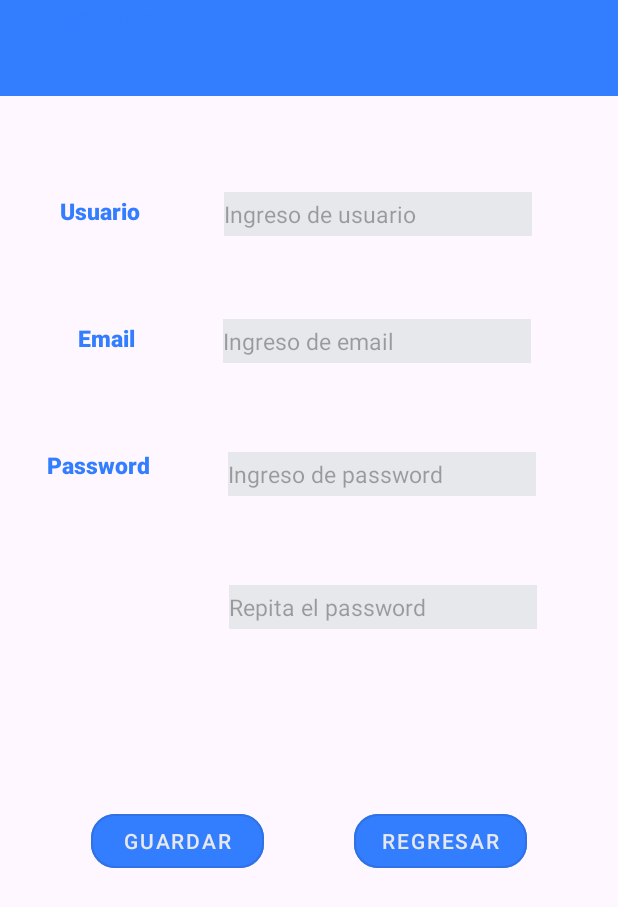
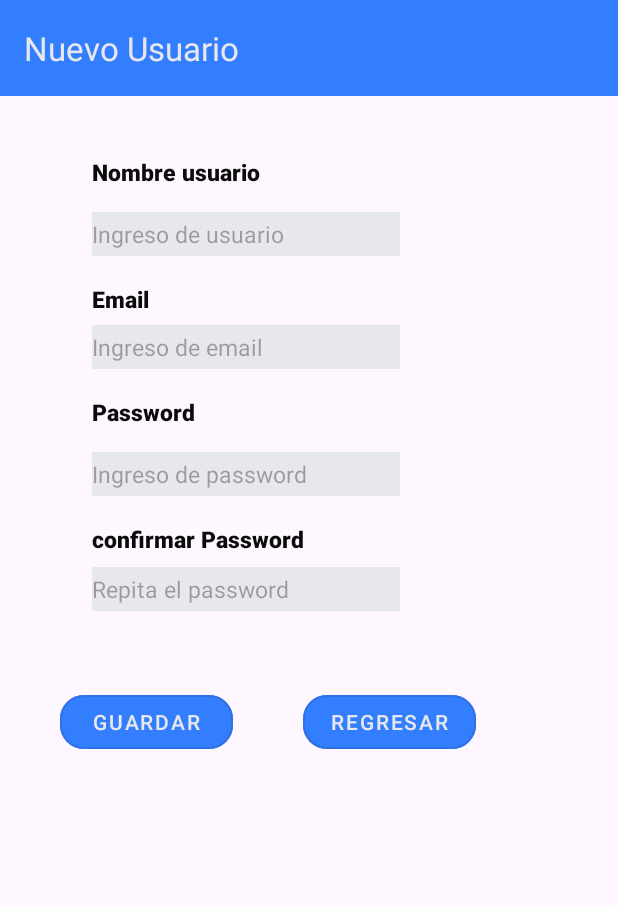
Before and after one commit to Victor120y/Victor120y-evaluacion-practica-1-DAM, an Android app: the RegistarActivity screen opened directly, with no data from a screen before it, on a phone screen of 412 x 824 dp. Shown: the top 907 px of the screen. Run offline under Robolectric (Android 15) with nearby library versions, the phone set to English and light mode, and no system bars.

Commit message:
agregando el titulo del toolbar nuevo usuario

```diff
--- a/app/src/main/java/com/example/tema3_5/RegistarActivity.java
+++ b/app/src/main/java/com/example/tema3_5/RegistarActivity.java
@@ -17,7 +17,13 @@ public class RegistarActivity extends AppCompatActivity {
         EdgeToEdge.enable(this);
         setContentView(R.layout.activity_registar);
 
+        // Configurar el Toolbar
+        Toolbar toolbar = findViewById(R.id.toolbar);
+        setSupportActionBar(toolbar);
 
+        if (getSupportActionBar() != null) {
+            getSupportActionBar().setTitle(R.string.register_activity_title); // Título desde strings.xml
+        }
 
         ViewCompat.setOnApplyWindowInsetsListener(findViewById(R.id.main), (v, insets) -> {
             Insets systemBars = insets.getInsets(WindowInsetsCompat.Type.systemBars());
--- a/app/src/main/res/layout/activity_registar.xml
+++ b/app/src/main/res/layout/activity_registar.xml
@@ -25,134 +25,119 @@
         android:id="@+id/lblUsername"
         android:layout_width="wrap_content"
         android:layout_height="29dp"
-        android:layout_marginStart="36dp"
-        android:layout_marginTop="66dp"
-        android:layout_marginEnd="52dp"
-        android:text="Usuario"
-        app:layout_constraintEnd_toStartOf="@+id/txtIngresoUsuario"
+        android:layout_marginStart="61dp"
+        android:layout_marginTop="40dp"
+        android:layout_marginBottom="17dp"
+        android:text="Nombre usuario"
+        android:textColor="#0B0B0B"
+        app:layout_constraintBottom_toTopOf="@+id/txtIngresoUsuario"
         app:layout_constraintStart_toStartOf="parent"
         app:layout_constraintTop_toBottomOf="@+id/toolbar" />
+
 
     <EditText
         android:id="@+id/txtIngresoUsuario"
         android:layout_width="205dp"
         android:layout_height="29dp"
-        android:layout_marginTop="64dp"
-        android:layout_marginEnd="53dp"
+        android:layout_marginStart="61dp"
+        android:layout_marginTop="8dp"
+        android:hint="Ingreso de usuario"
         android:inputType="text"
-        android:hint="Ingreso de usuario"
-        app:layout_constraintEnd_toEndOf="parent"
-        app:layout_constraintStart_toEndOf="@+id/lblUsername"
-        app:layout_constraintTop_toBottomOf="@+id/toolbar" />
+        app:layout_constraintStart_toStartOf="parent"
+        app:layout_constraintTop_toBottomOf="@+id/lblUsername" />
 
     <TextView
         android:id="@+id/lblUserEMail"
         android:layout_width="wrap_content"
         android:layout_height="20dp"
-        android:layout_marginStart="46dp"
-        android:layout_marginTop="55dp"
-        android:layout_marginEnd="52dp"
-        android:layout_marginBottom="65dp"
+        android:layout_marginStart="61dp"
+        android:layout_marginTop="18dp"
         android:text="Email"
-        app:layout_constraintBottom_toTopOf="@+id/lblpassword"
-        app:layout_constraintEnd_toStartOf="@+id/txtIngresoEmail"
+        android:textColor="#0B0B0B"
         app:layout_constraintStart_toStartOf="parent"
-        app:layout_constraintTop_toBottomOf="@+id/lblUsername" />
+        app:layout_constraintTop_toBottomOf="@+id/txtIngresoUsuario" />
 
     <EditText
         android:id="@+id/txtIngresoEmail"
         android:layout_width="205dp"
         android:layout_height="29dp"
-        android:layout_marginTop="55dp"
-        android:layout_marginEnd="52dp"
+        android:layout_marginStart="61dp"
+        android:layout_marginTop="8dp"
         android:ems="10"
         android:hint="Ingreso de email"
         android:inputType="textEmailAddress"
-        app:layout_constraintEnd_toEndOf="parent"
-        app:layout_constraintStart_toEndOf="@+id/lblUserEMail"
-        app:layout_constraintTop_toBottomOf="@+id/txtIngresoUsuario" />
-
+        app:layout_constraintStart_toStartOf="parent"
+        app:layout_constraintTop_toBottomOf="@+id/lblUserEMail" />
 
     <TextView
         android:id="@+id/lblpassword"
         android:layout_width="wrap_content"
         android:layout_height="29dp"
-        android:layout_marginStart="36dp"
-        android:layout_marginTop="140dp"
-        android:layout_marginEnd="52dp"
+        android:layout_marginStart="61dp"
+        android:layout_marginTop="18dp"
         android:text="Password"
-        app:layout_constraintEnd_toStartOf="@+id/txtIngresoPassword"
-        app:layout_constraintHorizontal_bias="0.0"
+        android:textColor="#0B0B0B"
         app:layout_constraintStart_toStartOf="parent"
-        app:layout_constraintTop_toBottomOf="@+id/lblUsername" />
+        app:layout_constraintTop_toBottomOf="@+id/txtIngresoEmail" />
+
 
     <EditText
         android:id="@+id/txtIngresoPassword"
         android:layout_width="205dp"
         android:layout_height="29dp"
-        android:layout_marginTop="144dp"
-        android:layout_marginEnd="59dp"
+        android:layout_marginStart="61dp"
+        android:layout_marginTop="8dp"
         android:hint="Ingreso de password"
         android:inputType="textPassword"
-        app:layout_constraintEnd_toEndOf="parent"
-        app:layout_constraintStart_toEndOf="@+id/lblpassword"
-        app:layout_constraintTop_toBottomOf="@+id/txtIngresoUsuario" />
+        app:layout_constraintStart_toStartOf="parent"
+        app:layout_constraintTop_toBottomOf="@+id/lblpassword" />
 
 
     <TextView
         android:id="@+id/lblpassword2"
         android:layout_width="wrap_content"
         android:layout_height="wrap_content"
-        android:layout_marginStart="36dp"
-        android:layout_marginEnd="52dp"
-        android:text="TextView"
-        app:layout_constraintEnd_toStartOf="@+id/txtIngresoPassword2"
+        android:layout_marginStart="61dp"
+        android:layout_marginTop="18dp"
+        android:text="confirmar Password"
+        android:textColor="#0B0B0B"
         app:layout_constraintStart_toStartOf="parent"
-        tools:layout_editor_absoluteY="389dp" />
+        app:layout_constraintTop_toBottomOf="@+id/txtIngresoPassword" />
 
     <EditText
         android:id="@+id/txtIngresoPassword2"
         android:layout_width="205dp"
         android:layout_height="29dp"
-        android:layout_marginTop="59dp"
-        android:layout_marginEnd="55dp"
+        android:layout_marginStart="61dp"
+        android:layout_marginTop="8dp"
         android:ems="10"
         android:hint="Repita el password"
         android:inputType="textPassword"
-        app:layout_constraintEnd_toEndOf="parent"
-        app:layout_constraintStart_toEndOf="@+id/lblpassword2"
-        app:layout_constraintTop_toBottomOf="@+id/txtIngresoPassword" />
-
+        app:layout_constraintStart_toStartOf="parent"
+        app:layout_constraintTop_toBottomOf="@+id/lblpassword2" />
 
     <Button
         android:id="@+id/btnRegresar"
         android:layout_width="115dp"
         android:layout_height="48dp"
-        android:layout_marginTop="160dp"
-        android:layout_marginEnd="50dp"
-        android:layout_marginBottom="193dp"
+        android:layout_marginTop="50dp"
+        android:layout_marginEnd="80dp"
         android:text="Regresar"
-        app:layout_constraintBottom_toBottomOf="parent"
         app:layout_constraintEnd_toEndOf="parent"
         app:layout_constraintStart_toEndOf="@+id/btnGuardar"
-        app:layout_constraintTop_toBottomOf="@+id/txtIngresoPassword" />
+        app:layout_constraintTop_toBottomOf="@+id/txtIngresoPassword2" />
 
     <Button
         android:id="@+id/btnGuardar"
         android:layout_width="115dp"
         android:layout_height="48dp"
-        android:layout_marginStart="50dp"
-        android:layout_marginTop="160dp"
-        android:layout_marginEnd="50dp"
-        android:layout_marginBottom="193dp"
+        android:layout_marginStart="25dp"
+        android:layout_marginTop="50dp"
+        android:layout_marginEnd="32dp"
         android:text="Guardar"
-        app:layout_constraintBottom_toBottomOf="parent"
         app:layout_constraintEnd_toStartOf="@+id/btnRegresar"
         app:layout_constraintStart_toStartOf="parent"
-        app:layout_constraintTop_toBottomOf="@+id/txtIngresoPassword" />
-
-
-
+        app:layout_constraintTop_toBottomOf="@+id/txtIngresoPassword2" />
 
 
 </androidx.constraintlayout.widget.ConstraintLayout>
--- a/app/src/main/res/values/strings.xml
+++ b/app/src/main/res/values/strings.xml
@@ -1,4 +1,4 @@
 <resources>
     <string name="app_name">Login de usuario</string>
-
+    <string name="register_activity_title">Nuevo Usuario</string>
 </resources>
```
